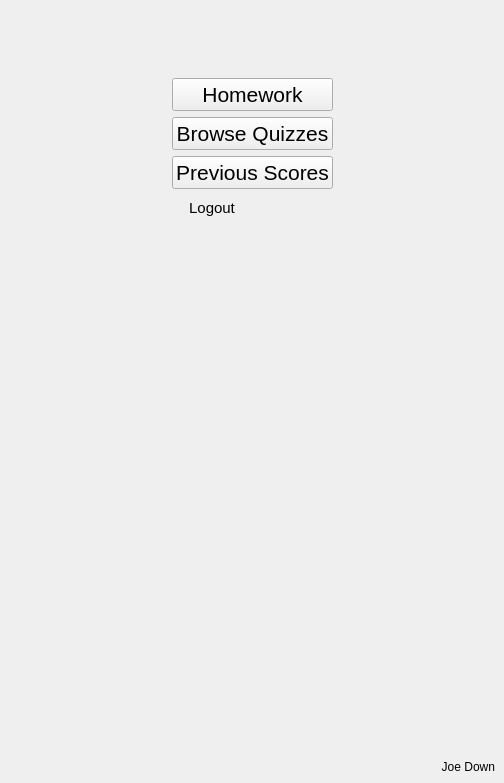
Before: the Qt Designer form login.ui in AnthropomorphicMonkey/Coursework, drawn with Qt 5.
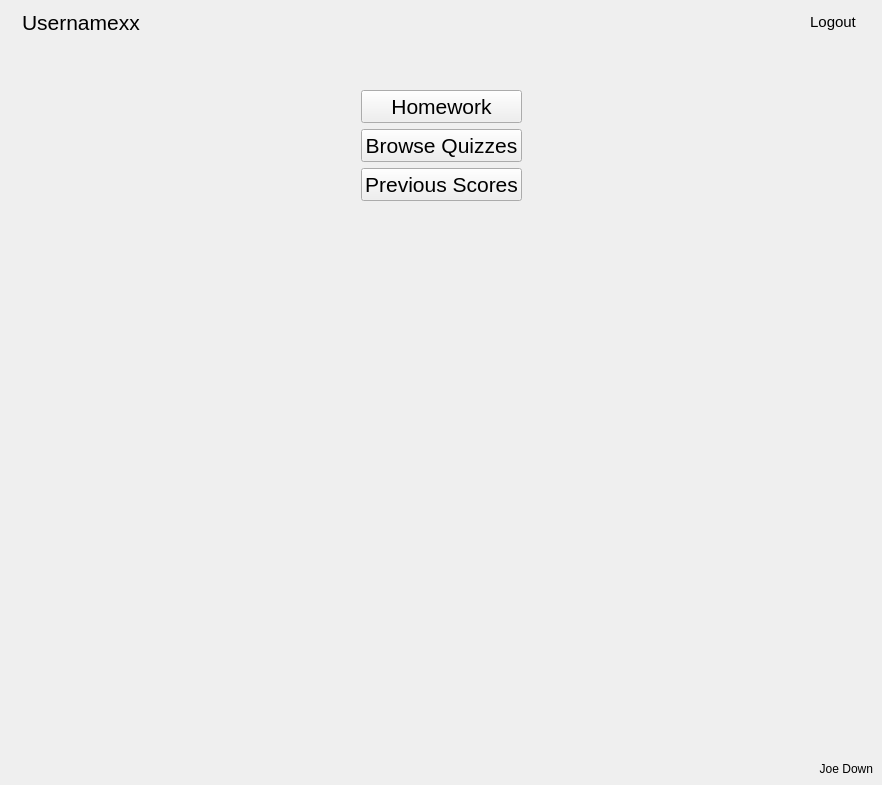
After: the same form once the commit is applied. The open tabs and pages were chosen to show the change. Icons and pictures are not drawn.

Commit message: Login and logout changes

Patch:
```diff
--- a/login.ui
+++ b/login.ui
@@ -6,8 +6,8 @@
    <rect>
     <x>0</x>
     <y>0</y>
-    <width>504</width>
-    <height>783</height>
+    <width>882</width>
+    <height>785</height>
    </rect>
   </property>
   <property name="font">
@@ -22,6 +22,10 @@
   <widget class="QWidget" name="centralwidget">
    <layout class="QVBoxLayout" name="verticalLayout">
     <item>
+     <layout class="QHBoxLayout" name="horizontalLayout_11">
+      <item>
+       <layout class="QHBoxLayout" name="horizontalLayout_9">
+        <item>
      <widget class="QLabel" name="logo_widget">
       <property name="sizePolicy">
        <sizepolicy hsizetype="Fixed" vsizetype="Fixed">
@@ -44,6 +48,56 @@
      </widget>
     </item>
     <item>
+         <widget class="QLabel" name="username_label">
+          <property name="font">
+           <font>
+            <pointsize>16</pointsize>
+           </font>
+          </property>
+          <property name="text">
+           <string>Usernamexx</string>
+          </property>
+         </widget>
+        </item>
+        <item>
+         <spacer name="horizontalSpacer_17">
+          <property name="orientation">
+           <enum>Qt::Horizontal</enum>
+          </property>
+          <property name="sizeHint" stdset="0">
+           <size>
+            <width>40</width>
+            <height>20</height>
+           </size>
+          </property>
+         </spacer>
+        </item>
+        <item>
+         <widget class="QPushButton" name="logout_button">
+          <property name="sizePolicy">
+           <sizepolicy hsizetype="Fixed" vsizetype="Fixed">
+            <horstretch>0</horstretch>
+            <verstretch>0</verstretch>
+           </sizepolicy>
+          </property>
+          <property name="font">
+           <font>
+            <pointsize>11</pointsize>
+           </font>
+          </property>
+          <property name="text">
+           <string>Logout</string>
+          </property>
+          <property name="flat">
+           <bool>true</bool>
+          </property>
+         </widget>
+        </item>
+       </layout>
+      </item>
+     </layout>
+    </item>
+    <item>
      <widget class="QStackedWidget" name="main_widget">
       <property name="currentIndex">
        <number>4</number>
@@ -851,27 +905,6 @@
               </property>
              </widget>
             </item>
-            <item>
-             <widget class="QPushButton" name="create_account_login_button_2">
-              <property name="sizePolicy">
-               <sizepolicy hsizetype="Fixed" vsizetype="Fixed">
-                <horstretch>0</horstretch>
-                <verstretch>0</verstretch>
-               </sizepolicy>
-              </property>
-              <property name="font">
-               <font>
-                <pointsize>11</pointsize>
-               </font>
-              </property>
-              <property name="text">
-               <string>Logout</string>
-              </property>
-              <property name="flat">
-               <bool>true</bool>
-              </property>
-             </widget>
-            </item>
            </layout>
           </item>
           <item>
```
Left out of the diff: 76 changed lines with no effect on the pictures. Lines whose indentation alone changed are shown as unchanged. The commit also changes 3 other files.
